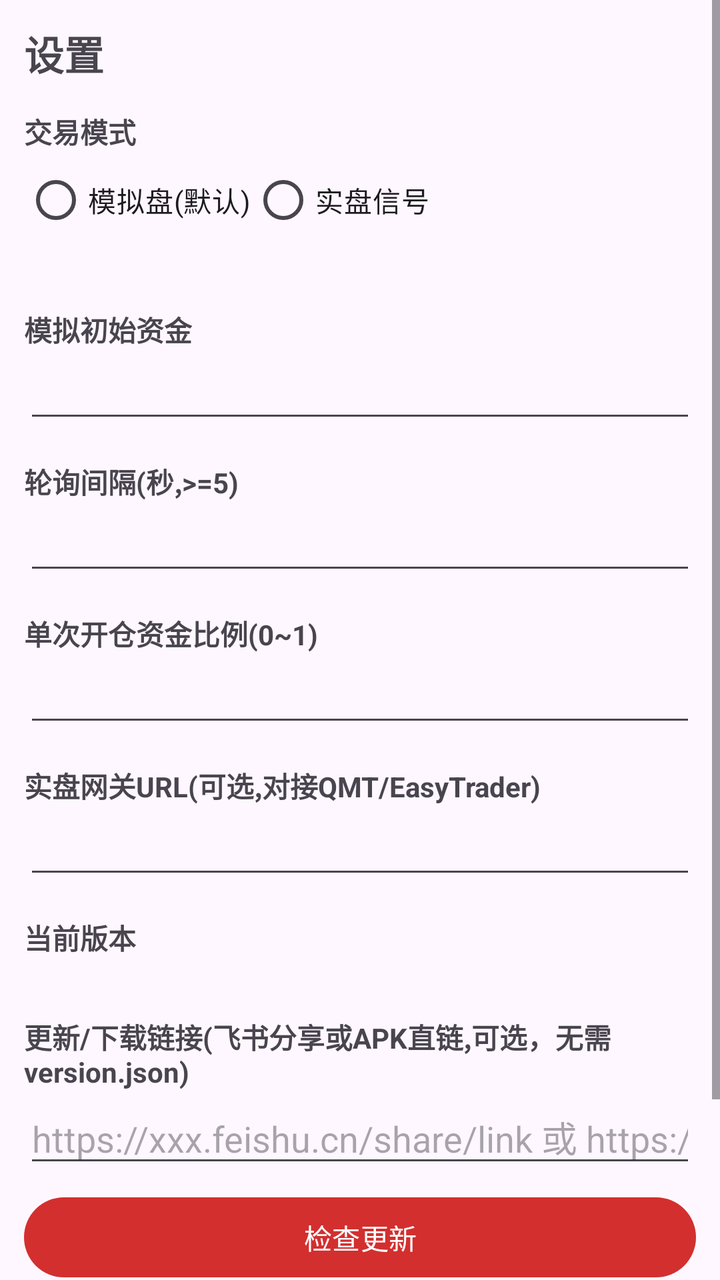
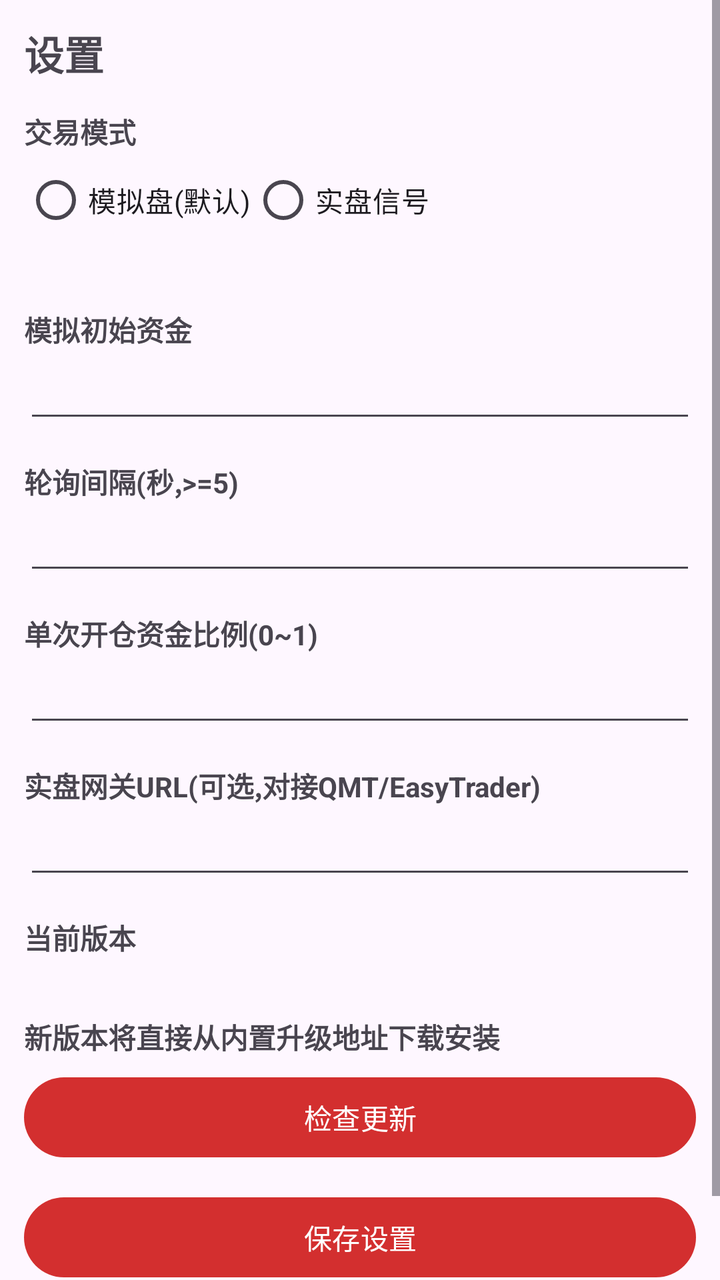

Compare the two renders of this Android layout. The source of the first and the diff that turns it into the second are given below.
<!-- AndroidManifest.xml: application theme Theme.QuantApp -->
<!-- res/layout/fragment_settings.xml -->
<?xml version="1.0" encoding="utf-8"?>
<ScrollView xmlns:android="http://schemas.android.com/apk/res/android"
    android:layout_width="match_parent" android:layout_height="match_parent">

    <LinearLayout android:layout_width="match_parent" android:layout_height="wrap_content"
        android:orientation="vertical" android:padding="12dp">

        <TextView android:layout_width="wrap_content" android:layout_height="wrap_content"
            android:text="设置" android:textSize="20sp" android:textStyle="bold" />

        <TextView android:layout_width="wrap_content" android:layout_height="wrap_content"
            android:layout_marginTop="14dp" android:text="交易模式" android:textStyle="bold" />
        <RadioGroup android:id="@+id/rg_mode" android:layout_width="wrap_content"
            android:layout_height="wrap_content" android:orientation="horizontal">
            <RadioButton android:id="@+id/rb_paper" android:layout_width="wrap_content"
                android:layout_height="wrap_content" android:text="模拟盘(默认)" />
            <RadioButton android:id="@+id/rb_live" android:layout_width="wrap_content"
                android:layout_height="wrap_content" android:text="实盘信号" />
        </RadioGroup>
        <TextView android:id="@+id/tv_mode_hint" android:layout_width="match_parent"
            android:layout_height="wrap_content" android:textSize="12sp" android:textColor="#666666" />

        <TextView android:layout_width="wrap_content" android:layout_height="wrap_content"
            android:layout_marginTop="14dp" android:text="模拟初始资金" android:textStyle="bold" />
        <EditText android:id="@+id/et_capital" android:layout_width="match_parent"
            android:layout_height="wrap_content" android:inputType="numberDecimal" />

        <TextView android:layout_width="wrap_content" android:layout_height="wrap_content"
            android:layout_marginTop="14dp" android:text="轮询间隔(秒,>=5)" android:textStyle="bold" />
        <EditText android:id="@+id/et_poll" android:layout_width="match_parent"
            android:layout_height="wrap_content" android:inputType="number" />

        <TextView android:layout_width="wrap_content" android:layout_height="wrap_content"
            android:layout_marginTop="14dp" android:text="单次开仓资金比例(0~1)" android:textStyle="bold" />
        <EditText android:id="@+id/et_pct" android:layout_width="match_parent"
            android:layout_height="wrap_content" android:inputType="numberDecimal" />

        <TextView android:layout_width="wrap_content" android:layout_height="wrap_content"
            android:layout_marginTop="14dp" android:text="实盘网关URL(可选,对接QMT/EasyTrader)" android:textStyle="bold" />
        <EditText android:id="@+id/et_gateway" android:layout_width="match_parent"
            android:layout_height="wrap_content" android:inputType="textUri" />

        <TextView android:layout_width="wrap_content" android:layout_height="wrap_content"
            android:layout_marginTop="14dp" android:text="当前版本" android:textStyle="bold" />
        <TextView android:id="@+id/tv_version" android:layout_width="match_parent"
            android:layout_height="wrap_content" android:textSize="14sp" />

        <TextView android:layout_width="wrap_content" android:layout_height="wrap_content"
            android:layout_marginTop="10dp" android:text="更新/下载链接(飞书分享或APK直链,可选，无需version.json)" android:textStyle="bold" />
        <EditText android:id="@+id/et_update_url" android:layout_width="match_parent"
            android:layout_height="wrap_content" android:inputType="textUri"
            android:hint="https://xxx.feishu.cn/share/link 或 https://.../app.apk" />
        <Button android:id="@+id/btn_check_update" android:layout_width="match_parent"
            android:layout_height="wrap_content" android:layout_marginTop="6dp" android:text="检查更新" />

        <Button android:id="@+id/btn_save" android:layout_width="match_parent"
            android:layout_height="wrap_content" android:layout_marginTop="12dp" android:text="保存设置" />

        <TextView android:id="@+id/tv_info" android:layout_width="match_parent"
            android:layout_height="wrap_content" android:layout_marginTop="14dp"
            android:textSize="12sp" android:textColor="#666666" />
    </LinearLayout>
</ScrollView>
<!-- resources referenced by this layout -->
<resources>
  <style name="Theme.QuantApp" parent="Theme.Material3.Light.NoActionBar">
          <item name="colorPrimary">@color/brand</item>
          <item name="colorPrimaryVariant">@color/brand_dark</item>
          <item name="colorOnPrimary">#FFFFFF</item>
          <item name="android:statusBarColor">@color/brand_dark</item>
      </style>
  <color name="brand">#D32F2F</color>
  <color name="brand_dark">#B71C1C</color>
</resources>

<!-- the commit's change to res/layout/fragment_settings.xml (unified diff, before → after) -->
@@ -46,10 +46,7 @@
             android:layout_height="wrap_content" android:textSize="14sp" />
 
         <TextView android:layout_width="wrap_content" android:layout_height="wrap_content"
-            android:layout_marginTop="10dp" android:text="更新/下载链接(飞书分享或APK直链,可选，无需version.json)" android:textStyle="bold" />
-        <EditText android:id="@+id/et_update_url" android:layout_width="match_parent"
-            android:layout_height="wrap_content" android:inputType="textUri"
-            android:hint="https://xxx.feishu.cn/share/link 或 https://.../app.apk" />
+            android:layout_marginTop="10dp" android:text="新版本将直接从内置升级地址下载安装" android:textStyle="bold" />
         <Button android:id="@+id/btn_check_update" android:layout_width="match_parent"
             android:layout_height="wrap_content" android:layout_marginTop="6dp" android:text="检查更新" />
 
